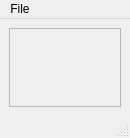
This is mainwindow.ui in cyduoot/pypaint as Qt 5 draws it before an edit. The edited form follows.
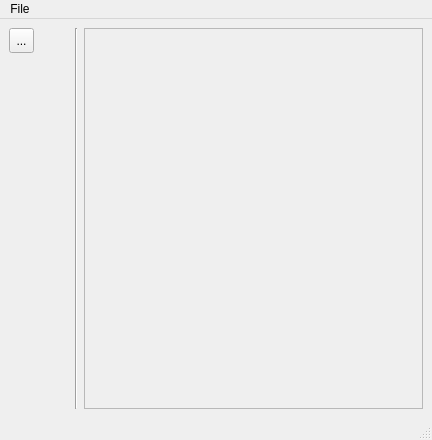
This is the edited form. Icons and pictures are not drawn.

Commit message: add tool pen

```diff
--- a/mainwindow.ui
+++ b/mainwindow.ui
@@ -6,8 +6,8 @@
    <rect>
     <x>0</x>
     <y>0</y>
-    <width>130</width>
-    <height>138</height>
+    <width>432</width>
+    <height>440</height>
    </rect>
   </property>
   <property name="windowTitle">
@@ -15,6 +15,49 @@
   </property>
   <widget class="QWidget" name="centralwidget">
    <layout class="QHBoxLayout" name="horizontalLayout">
+    <item>
+     <widget class="QWidget" name="toolBox" native="true">
+      <property name="sizePolicy">
+       <sizepolicy hsizetype="Fixed" vsizetype="Expanding">
+        <horstretch>40</horstretch>
+        <verstretch>0</verstretch>
+       </sizepolicy>
+      </property>
+      <property name="minimumSize">
+       <size>
+        <width>60</width>
+        <height>0</height>
+       </size>
+      </property>
+      <widget class="QToolButton" name="toolButton">
+       <property name="geometry">
+        <rect>
+         <x>0</x>
+         <y>0</y>
+         <width>25</width>
+         <height>25</height>
+        </rect>
+       </property>
+       <property name="text">
+        <string>...</string>
+       </property>
+       <property name="icon">
+        <iconset resource="paint.qrc">
+         <normaloff>:/icons/pen</normaloff>:/icons/pen</iconset>
+       </property>
+       <property name="checkable">
+        <bool>true</bool>
+       </property>
+      </widget>
+     </widget>
+    </item>
+    <item>
+     <widget class="Line" name="line">
+      <property name="orientation">
+       <enum>Qt::Vertical</enum>
+      </property>
+     </widget>
+    </item>
     <item>
      <widget class="QScrollArea" name="scrollArea">
       <property name="verticalScrollBarPolicy">
@@ -34,8 +77,8 @@
         <rect>
          <x>0</x>
          <y>0</y>
-         <width>110</width>
-         <height>73</height>
+         <width>337</width>
+         <height>375</height>
         </rect>
        </property>
        <property name="sizePolicy">
@@ -67,7 +110,7 @@
     <rect>
      <x>0</x>
      <y>0</y>
-     <width>130</width>
+     <width>432</width>
      <height>23</height>
     </rect>
    </property>
```
Left out of the diff: 4 changed lines with no effect on the pictures. The commit also changes 5 other files.
